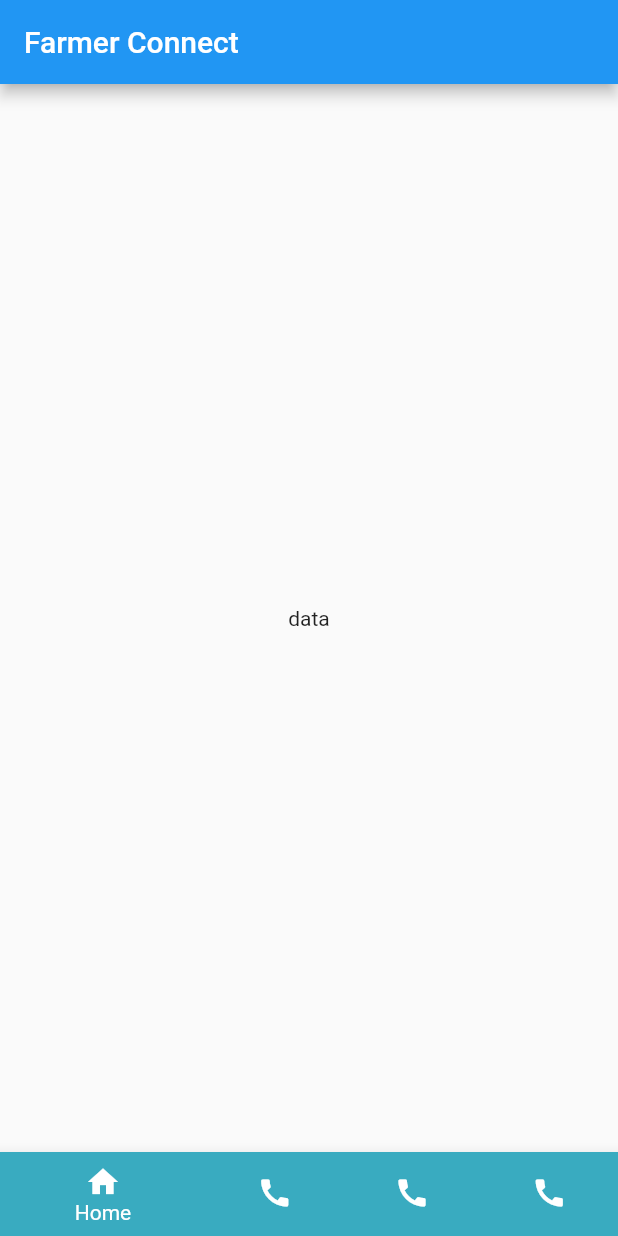
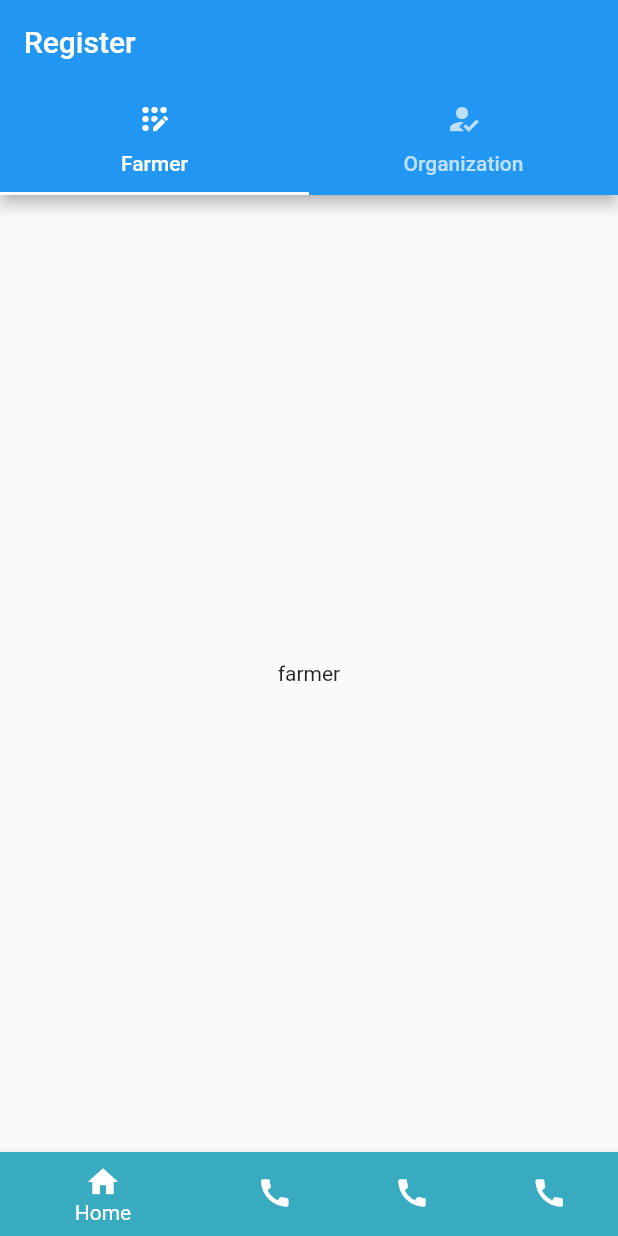
Before and after one commit to siddiquimohdhammad/Hackathon-Algorithm, a Flutter app: the screen it shows after launch, on a phone screen of 412 x 824 dp. Run offline on Flutter 3.47's test engine with Material 2 defaults, Android fonts, the phone set to English and light mode, and no system bars.

Commit message:
register

```diff
--- /dev/null
+++ b/lib/Register.dart
@@ -0,0 +1,49 @@
+import 'package:flutter/material.dart';
+import 'package:flutter/src/foundation/key.dart';
+import 'package:flutter/src/widgets/framework.dart';
+
+class Register extends StatefulWidget {
+  const Register({Key? key}) : super(key: key);
+
+  @override
+  State<Register> createState() => _RegisterState();
+}
+
+class _RegisterState extends State<Register> {
+  @override
+  Widget build(BuildContext context) {
+    return DefaultTabController(
+      length: 2,
+      child: Scaffold(
+        appBar: AppBar(
+          title: Text('Register'),
+          bottom: TabBar(tabs: [
+            Tab(
+              icon: Icon(Icons.app_registration_rounded),
+              text: ('Farmer'),
+            ),
+            Tab(
+              icon: Icon(Icons.how_to_reg),
+              text: ('Organization'),
+            )
+          ]),
+        ),
+        body: TabBarView(children: [
+          Center(child: Text('farmer'),),
+          Center(child: Text('organization'),)
+        ]),
+      ),
+    );
+  }
+}
+
+
+Widget build(BuildContext context){
+  return Container(
+   child: Form(child: Column(
+    children: [
+      Text('data'),
+    ],
+   )),
+  );
+}
--- a/lib/navbar.dart
+++ b/lib/navbar.dart
@@ -1,3 +1,4 @@
+import 'package:farmerconnect/Register.dart';
 import 'package:farmerconnect/soil.dart';
 import 'package:farmerconnect/weather.dart';
 import 'package:flutter/material.dart';
@@ -24,7 +25,7 @@ class _navBarState extends State<navBar> {
   };
     final List<Widget> _widgetOptions = <Widget>[
 
-    const homeScreen(),
+    const Register(),
     const soilInfo(),
     const wetaherReport(),
     const conatctUs(),
```
